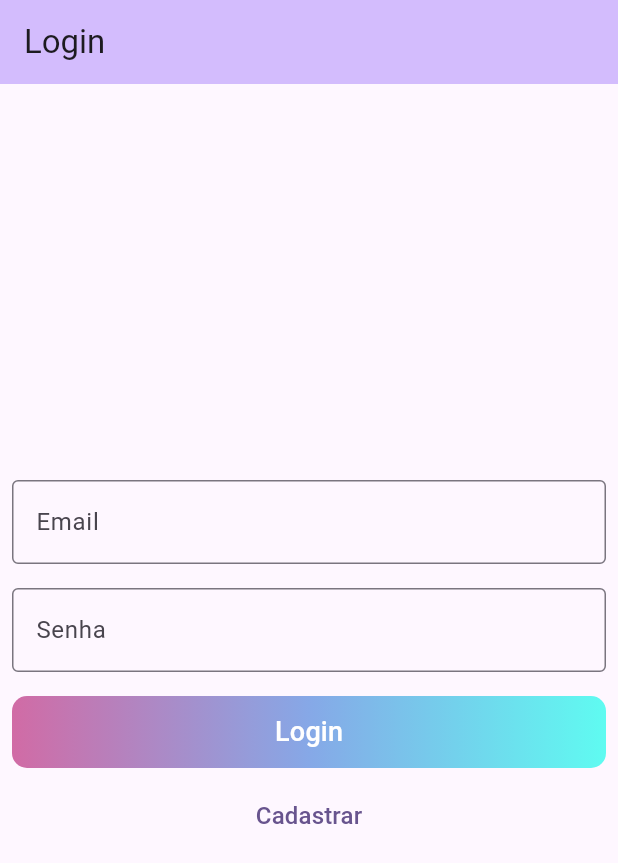
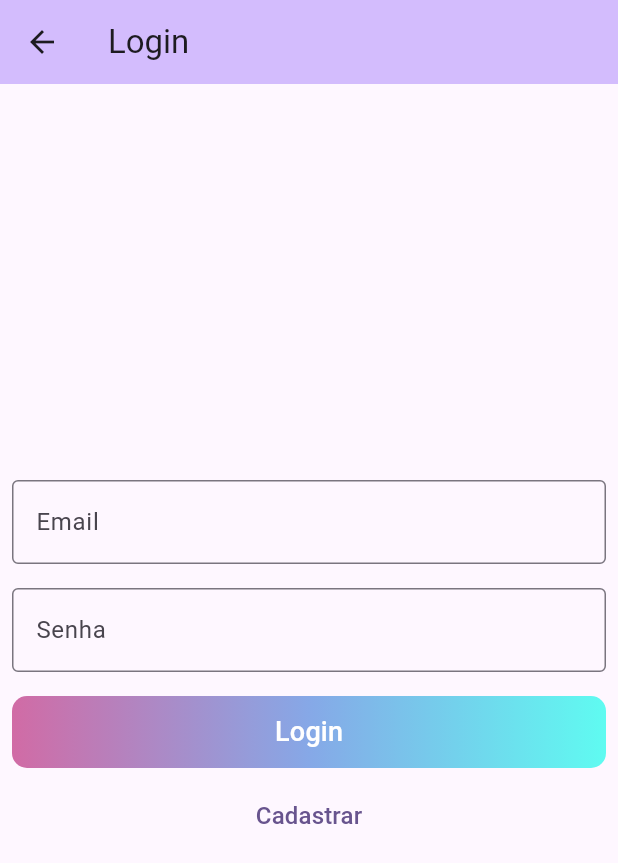
Before and after one commit to emanuelamaral/catalogo_de_livros, a Flutter app: the screen it shows after launch, on a phone screen of 412 x 824 dp. Shown: the top 863 px of the screen. Run offline on Flutter 3.47's test engine with Material 2 defaults, Android fonts, the phone set to English and light mode, and no system bars; our stand-ins replace sqflite; accounts and stored records are empty.

Commit message:
Create routing path

```diff
--- a/lib/main.dart
+++ b/lib/main.dart
@@ -1,3 +1,4 @@
+import 'package:catalogo_de_livros/src/pages/home/home_page.dart';
 import 'package:catalogo_de_livros/src/repositories/book_repository.dart';
 import 'package:catalogo_de_livros/src/repositories/user_repository.dart';
 import 'package:flutter/material.dart';
@@ -18,6 +19,11 @@ class MyApp extends StatelessWidget {
   @override
   Widget build(BuildContext context) {
     return MaterialApp(
+      initialRoute: '/login',
+      routes: {
+        '/login': (context) => const LoginPage(title: 'Login'),
+        '/home': (context) => const HomePage(),
+      },
       title: 'Flutter Demo',
       theme: ThemeData(
         colorScheme: ColorScheme.fromSeed(seedColor: Colors.deepPurple),
```
